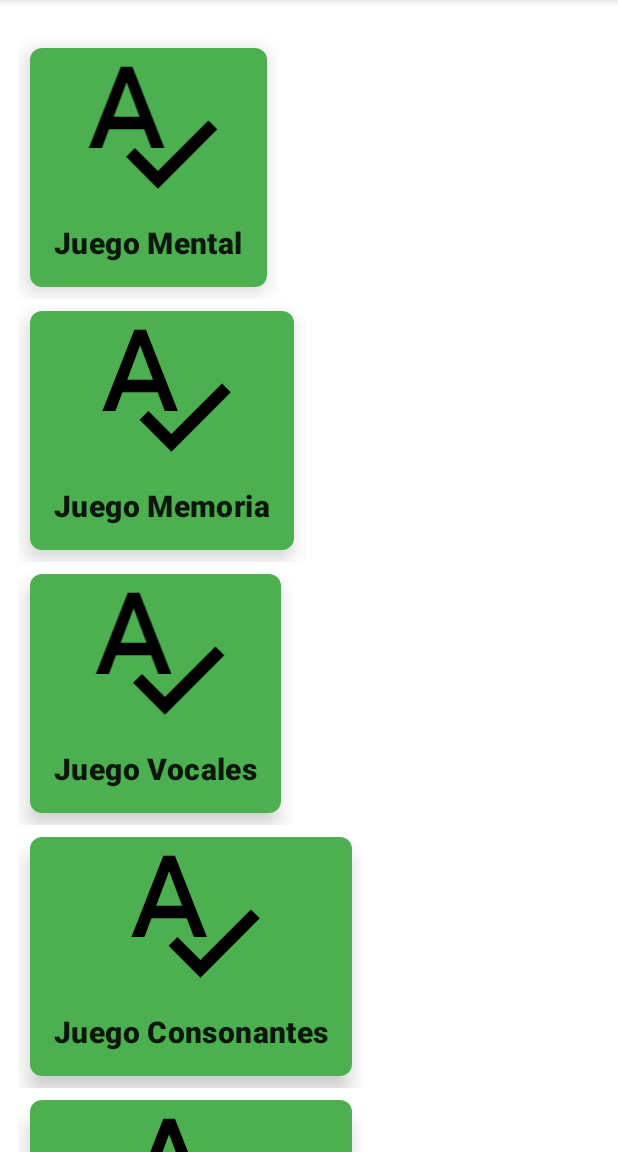
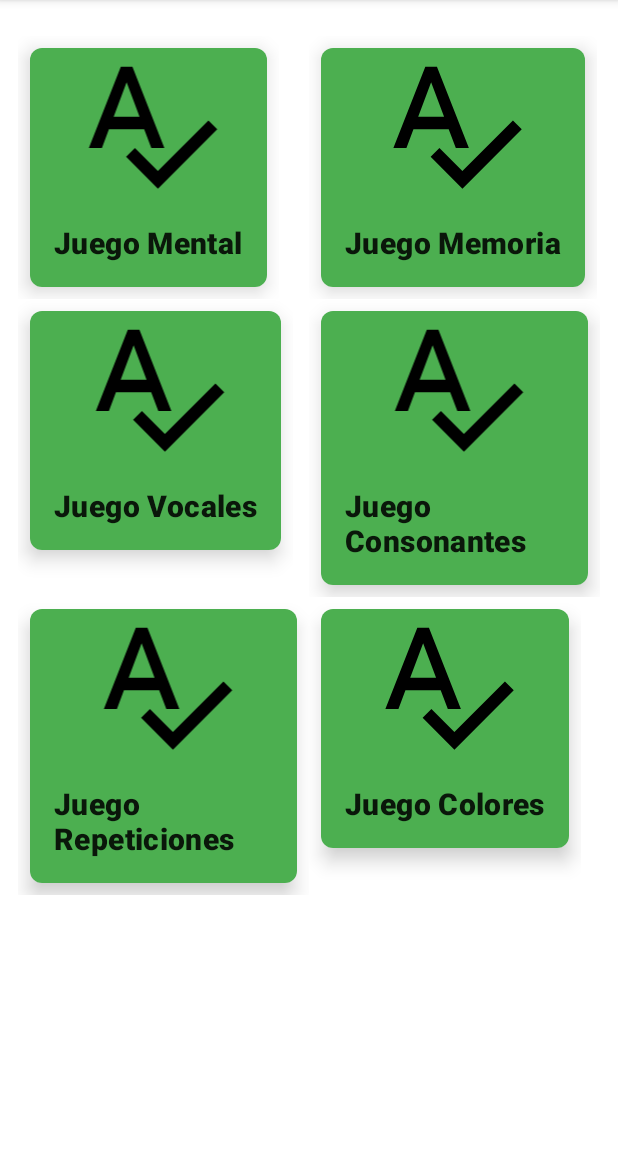
Before and after one commit to Lexan92/APPTEA, an Android app: the fragment CategoriaJuegoFragment shown on its own in the app's theme, on a phone screen of 412 x 824 dp, the part 84-1236 px from its top. Run offline under Robolectric (Android 15) with nearby library versions, the phone set to English and light mode, and no system bars; our stand-ins replace Room's generated code.

Commit message:
Se corrigio el problema CategoriaJuegos Se soluciono problema con el gridlayout, ahora se muestran dos columnas de las carviews

```diff
--- a/app/src/main/AndroidManifest.xml
+++ b/app/src/main/AndroidManifest.xml
@@ -9,7 +9,7 @@
         android:roundIcon="@mipmap/ic_launcher_round"
         android:supportsRtl="true"
         android:theme="@style/AppTheme">
-        <activity android:name=".ui.usuario.registro_usuario"></activity>
+        <activity android:name=".ui.usuario.registro_usuario" />
         <activity android:name=".instalacion">
             <intent-filter>
                 <action android:name="android.intent.action.MAIN" />
@@ -20,7 +20,7 @@
         <activity
             android:name=".MainActivity"
             android:label="@string/app_name"
-            android:theme="@style/AppTheme.NoActionBar"></activity>
+            android:theme="@style/AppTheme.NoActionBar" />
     </application>
 
 </manifest>
--- a/app/src/main/java/com/example/apptea/ui/categoriajuego/CategoriaJuegoAdapter.java
+++ b/app/src/main/java/com/example/apptea/ui/categoriajuego/CategoriaJuegoAdapter.java
@@ -6,42 +6,48 @@ import android.content.Context;
 import android.view.LayoutInflater;
 import android.view.View;
 import android.view.ViewGroup;
+import android.widget.Toast;
 
 import androidx.annotation.NonNull;
 import androidx.recyclerview.widget.RecyclerView;
 
 
+import com.example.apptea.MainActivity;
 import com.example.apptea.R;
+import com.example.apptea.ui.DetalleCategoriaJuego.DetalleCategoriaJuego;
 
+import java.net.SocketOptions;
 import java.util.List;
 
 import roomsqlite.entidades.CategoriaJuego;
 
-public class CategoriaJuegoAdapter extends RecyclerView.Adapter<CategoriaJuegoViewHolder> {
+public class CategoriaJuegoAdapter extends RecyclerView.Adapter<CategoriaJuegoViewHolder>  {
 
     private List<CategoriaJuego> categoriasJuego;
+    private final LayoutInflater cjInflater;
+    Context miContext;
 
-  /*  public static class CategoriaViewHolder extends RecyclerView.ViewHolder{
-        public final TextView nombreCategoria;
-
-        public CategoriaViewHolder(View itemView){
-            super(itemView);
-            nombreCategoria = itemView.findViewById(R.id.nombre_categoria_juego);
-        }
-    }*/
-    private final LayoutInflater cjInflater;
 
 
 
      public CategoriaJuegoAdapter(Context context) {
-       //this.categoriasJuegos = categoriaJuegos;
+        this.miContext = context;
         cjInflater = LayoutInflater.from(context);
+  ;
     }
 
     @Override
     public CategoriaJuegoViewHolder onCreateViewHolder(@NonNull ViewGroup parent, int viewType) {
        View layoutView = cjInflater.inflate(R.layout.fragment_item_categoria_juego,parent,false);
-        //View layoutView = LayoutInflater.from(parent.getContext()).inflate(R.layout.fragment_item_categoria_juego,parent,false);
+
+       layoutView.setOnClickListener(new View.OnClickListener() {
+           @Override
+           public void onClick(View v) {
+               Toast.makeText(miContext,"prueba click " , Toast.LENGTH_SHORT).show();
+              // DetalleCategoriaJuego detalleCategoriaJuego = new DetalleCategoriaJuego();
+
+           }
+       });
         return new CategoriaJuegoViewHolder(layoutView);
     }
 
@@ -67,4 +73,9 @@ public class CategoriaJuegoAdapter extends RecyclerView.Adapter<CategoriaJuegoVi
             return categoriasJuego.size();
         else return 0;
     }
+
+
+
+
+
 }
--- a/app/src/main/java/com/example/apptea/ui/categoriajuego/CategoriaJuegoFragment.java
+++ b/app/src/main/java/com/example/apptea/ui/categoriajuego/CategoriaJuegoFragment.java
@@ -2,6 +2,7 @@
 
 package com.example.apptea.ui.categoriajuego;
 
+import android.content.Intent;
 import android.os.Bundle;
 
 import androidx.annotation.NonNull;
@@ -10,6 +11,7 @@ import androidx.fragment.app.Fragment;
 import androidx.lifecycle.LiveData;
 import androidx.lifecycle.Observer;
 import androidx.lifecycle.ViewModelProvider;
+import androidx.recyclerview.widget.GridLayoutManager;
 import androidx.recyclerview.widget.LinearLayoutManager;
 import androidx.recyclerview.widget.RecyclerView;
 
@@ -18,6 +20,7 @@ import android.view.View;
 import android.view.ViewGroup;
 
 import com.example.apptea.R;
+import com.example.apptea.ui.DetalleCategoriaJuego.DetalleCategoriaJuego;
 
 import java.util.Collection;
 import java.util.Iterator;
@@ -54,8 +57,10 @@ public class CategoriaJuegoFragment extends Fragment {
 
         recyclerView =  vista.findViewById(R.id.lista_categoria_juego);
         final CategoriaJuegoAdapter adapter = new CategoriaJuegoAdapter(getActivity());
+
+
         recyclerView.setAdapter(adapter);
-        recyclerView.setLayoutManager(new LinearLayoutManager(getActivity()));
+        recyclerView.setLayoutManager(new GridLayoutManager(getActivity(),2));
 
         categoriaViewModel = new ViewModelProvider(getActivity()).get(CategoriaViewModel.class);
         categoriaViewModel.getAllCategoriasJuegos().observe(getActivity(), new Observer<List<CategoriaJuego>>() {
@@ -66,27 +71,12 @@ public class CategoriaJuegoFragment extends Fragment {
         });
 
 
-      /*
-        recyclerView.setLayoutManager(new LinearLayoutManager(getContext()));
-
-        final CategoriaJuegoAdapter adapter = new CategoriaJuegoAdapter(getContext());
-
-
-
-        cjModel = new ViewModelProvider(this).get(CategoriaViewModel.class);
-        cjModel.getAllCategoriasJuegos().observe(getViewLifecycleOwner(), new Observer<List<CategoriaJuego>>() {
-            @Override
-            public void onChanged(List<CategoriaJuego> categoriaJuegos) {
-                adapter.setCategoriasJuegos(categoriaJuegos);
-            }
-        });
-        recyclerView.setAdapter(adapter);
-        // Inflate the layout for this fragment
-
-       */
-
         return vista;
     }
 
 
+
+
+
+
 }
--- a/app/src/main/res/layout/fragment_categoria_juego.xml
+++ b/app/src/main/res/layout/fragment_categoria_juego.xml
@@ -2,9 +2,7 @@
 <GridLayout
     xmlns:android="http://schemas.android.com/apk/res/android"
     xmlns:tools="http://schemas.android.com/tools"
-    xmlns:app="http://schemas.android.com/apk/res-auto"
-    android:columnCount="2"
-    android:rowCount="4"
+
     android:alignmentMode="alignMargins"
     android:columnOrderPreserved="false"
     android:layout_width="match_parent"
@@ -17,8 +15,8 @@
         android:paddingEnd="@dimen/card_side_margin"
         android:paddingStart="@dimen/card_side_margin"
         android:paddingTop="@dimen/header_margin"
-        app:layoutManager="androidx.recyclerview.widget.GridLayoutManager"
-        app:spanCount="@integer/grid_columns"
+        android:layout_gravity="center_horizontal"
+
         tools:listitem="@layout/fragment_item_categoria_juego"/>
 
 </GridLayout>
--- a/app/src/main/res/layout/fragment_item_categoria_juego.xml
+++ b/app/src/main/res/layout/fragment_item_categoria_juego.xml
@@ -51,6 +51,7 @@
                     android:text="Categoria Juego"
                     android:textAppearance="?attr/textAppearanceHeadline6"
                     android:textStyle="bold"
+
                     />
 
 
--- a/app/src/main/res/values/strings.xml
+++ b/app/src/main/res/values/strings.xml
@@ -34,8 +34,7 @@
 Et sollicitudin ac orci phasellus. Id consectetur purus ut faucibus pulvinar elementum integer. </string>
 
 
-
-  --registro usuario
+    --registro usuario
     <string name="datos">Datos Generales</string>
     <string name="nombreUsuario">Nombre</string>
     <string name="apellidoUsuario">Apellido</string>
```
Also changed, not shown: app/src/main/java/com/example/apptea/ui/DetalleCategoriaJuego/DetalleCategoriaJuego.java (added, +61 -0 lines), app/src/main/java/com/example/apptea/ui/DetalleCategoriaJuego/DetalleCategoriaJuegoViewModel.java (added, +28 -0 lines), app/src/main/java/com/example/apptea/ui/categoriajuego/CategoriaJuegoViewHolder.java (+10 -1 lines), app/src/main/res/layout/detalle_categoria_juego_fragment.xml (added, +23 -0 lines).
